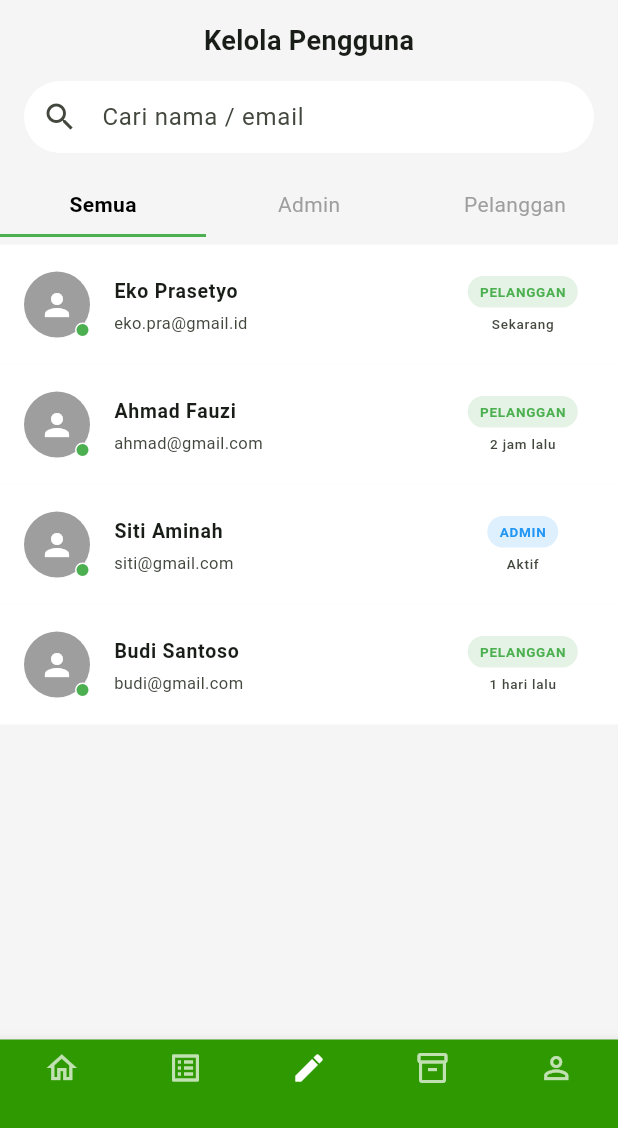
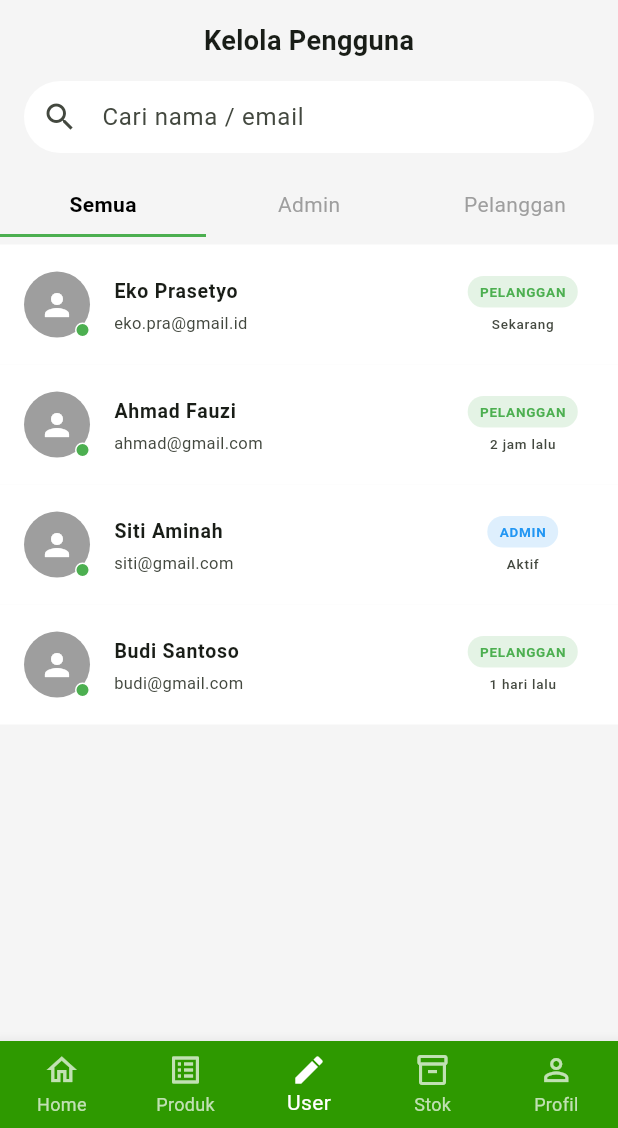
Before and after one commit to devadwikumara-sudo/flutter_application_mbahmeth, a Flutter app: the AdminDashboard screen opened directly, after a tap on "Kelola Pengguna", on a phone screen of 412 x 824 dp, the part 108-1236 px from its top. Run offline on Flutter 3.47's test engine with Material 3 defaults, Android fonts, the phone set to English and light mode, and no system bars.

Commit message:
dashboard and user

```diff
--- a/lib/admin/dashboard.dart
+++ b/lib/admin/dashboard.dart
@@ -1,5 +1,8 @@
 import 'package:flutter/material.dart';
+// Import file-file terkait sesuai struktur folder di gambar
 import 'users_semua.dart';
+// Sesuaikan baris di bawah ini dengan nama file halaman produk Anda
+// import 'admin/admin_crud/presentation/pages/product_list_page.dart';
 
 void main() {
   runApp(const MyApp());
@@ -24,12 +27,11 @@ class AdminDashboard extends StatelessWidget {
   Widget build(BuildContext context) {
     return Scaffold(
       backgroundColor: const Color(0xFFF2F2F2),
-
       appBar: AppBar(
         backgroundColor: Colors.green,
         title: const Text(
           "Admin Dashboard",
-          style: TextStyle(fontSize: 18, fontWeight: FontWeight.bold),
+          style: TextStyle(fontSize: 18, fontWeight: FontWeight.bold, color: Colors.white),
         ),
         actions: const [
           Padding(
@@ -41,12 +43,12 @@ class AdminDashboard extends StatelessWidget {
           )
         ],
       ),
-
       body: SingleChildScrollView(
         padding: const EdgeInsets.all(14),
         child: Column(
           crossAxisAlignment: CrossAxisAlignment.start,
           children: [
+            // Banner Selamat Datang
             Container(
               width: double.infinity,
               padding: const EdgeInsets.all(14),
@@ -68,14 +70,13 @@ class AdminDashboard extends StatelessWidget {
             ),
 
             const SizedBox(height: 20),
-
             const Text(
               "Dashboard",
               style: TextStyle(fontSize: 18, fontWeight: FontWeight.bold),
             ),
-
             const SizedBox(height: 14),
 
+            // Grid Info Statis
             GridView.count(
               crossAxisCount: 2,
               shrinkWrap: true,
@@ -92,21 +93,18 @@ class AdminDashboard extends StatelessWidget {
             ),
 
             const SizedBox(height: 20),
-
             const Text(
               "Menu Cepat",
               style: TextStyle(fontSize: 18, fontWeight: FontWeight.bold),
             ),
-
             const SizedBox(height: 14),
 
+            // Tombol Kelola Pengguna
             InkWell(
               onTap: () {
                 Navigator.push(
                   context,
-                  MaterialPageRoute(
-                    builder: (context) => const UsersSemua(),
-                  ),
+                  MaterialPageRoute(builder: (context) => const UsersSemua()),
                 );
               },
               child: const MenuCard(
@@ -119,16 +117,25 @@ class AdminDashboard extends StatelessWidget {
 
             const SizedBox(height: 12),
 
-            const MenuCard(
-              title: "Kelola Produk",
-              subtitle: "Tambah, edit, atau hapus produk",
-              icon: Icons.inventory_2_outlined,
-              color: Colors.green,
-              textWhite: true,
+            // Tombol Kelola Produk (Menyambung ke admin_crud)
+            InkWell(
+              onTap: () {
+                // Ganti 'ProductListPage' dengan nama class di folder admin_crud Anda
+                // Navigator.push(context, MaterialPageRoute(builder: (context) => const ProductListPage()));
+                print("Navigasi ke admin_crud");
+              },
+              child: const MenuCard(
+                title: "Kelola Produk",
+                subtitle: "Tambah, edit, atau hapus produk",
+                icon: Icons.inventory_2_outlined,
+                color: Colors.green,
+                textWhite: true,
+              ),
             ),
 
             const SizedBox(height: 12),
 
+            // Tombol Kelola Pesanan
             const MenuCard(
               title: "Kelola Pesanan",
               subtitle: "Memproses pesanan pelanggan",
@@ -138,12 +145,10 @@ class AdminDashboard extends StatelessWidget {
 
             const SizedBox(height: 12),
 
+            // Umpan Balik
             Container(
               width: double.infinity,
-              padding: const EdgeInsets.symmetric(
-                horizontal: 16,
-                vertical: 16,
-              ),
+              padding: const EdgeInsets.all(16),
               decoration: BoxDecoration(
                 color: Colors.green,
                 borderRadius: BorderRadius.circular(14),
@@ -153,18 +158,12 @@ class AdminDashboard extends StatelessWidget {
                 children: const [
                   Text(
                     "Umpan Balik Pelanggan",
-                    style: TextStyle(
-                      color: Colors.white,
-                      fontWeight: FontWeight.bold,
-                    ),
+                    style: TextStyle(color: Colors.white, fontWeight: FontWeight.bold),
                   ),
                   CircleAvatar(
                     radius: 14,
                     backgroundColor: Colors.white24,
-                    child: Text(
-                      "3",
-                      style: TextStyle(color: Colors.white),
-                    ),
+                    child: Text("3", style: TextStyle(color: Colors.white)),
                   )
                 ],
               ),
@@ -173,55 +172,41 @@ class AdminDashboard extends StatelessWidget {
         ),
       ),
 
-      // ===== NAVBAR SUDAH BISA KLIK ICON PENSIL =====
+      // ===== NAVBAR DENGAN LOGIKA NAVIGASI =====
       bottomNavigationBar: BottomNavigationBar(
         currentIndex: 0,
         selectedItemColor: Colors.white,
         unselectedItemColor: Colors.white70,
         backgroundColor: Colors.green,
         type: BottomNavigationBarType.fixed,
-
         onTap: (index) {
-          if (index == 2) {
+          if (index == 1) {
+            // Ikon kedua: Ke Produk (admin_crud)
+            print("Navigasi ke Produk List");
+            // Navigator.push(context, MaterialPageRoute(builder: (context) => const ProductListPage()));
+          } else if (index == 2) {
+            // Ikon ketiga: Ke User
             Navigator.push(
               context,
-              MaterialPageRoute(
-                builder: (context) => const UsersSemua(),
-              ),
+              MaterialPageRoute(builder: (context) => const UsersSemua()),
             );
           }
         },
-
         items: const [
-          BottomNavigationBarItem(
-            icon: Icon(Icons.home_outlined),
-            label: "",
-          ),
-          BottomNavigationBarItem(
-            icon: Icon(Icons.list_alt),
-            label: "",
-          ),
-          BottomNavigationBarItem(
-            icon: Icon(Icons.edit),
-            label: "",
-          ),
-          BottomNavigationBarItem(
-            icon: Icon(Icons.inventory_2_outlined),
-            label: "",
-          ),
-          BottomNavigationBarItem(
-            icon: Icon(Icons.person_outline),
-            label: "",
-          ),
+          BottomNavigationBarItem(icon: Icon(Icons.home_outlined), label: "Home"),
+          BottomNavigationBarItem(icon: Icon(Icons.list_alt), label: "Produk"),
+          BottomNavigationBarItem(icon: Icon(Icons.edit), label: "User"),
+          BottomNavigationBarItem(icon: Icon(Icons.inventory_2_outlined), label: "Stok"),
+          BottomNavigationBarItem(icon: Icon(Icons.person_outline), label: "Profil"),
         ],
       ),
     );
   }
 }
 
+// Komponen Card Kecil
 class InfoCard extends StatelessWidget {
   final String title, value;
-
   const InfoCard(this.title, this.value, {super.key});
 
   @override
@@ -238,19 +223,14 @@ class InfoCard extends StatelessWidget {
         children: [
           Text(title, style: const TextStyle(fontSize: 13)),
           const SizedBox(height: 8),
-          Text(
-            value,
-            style: const TextStyle(
-              fontSize: 24,
-              fontWeight: FontWeight.bold,
-            ),
-          ),
+          Text(value, style: const TextStyle(fontSize: 20, fontWeight: FontWeight.bold)),
         ],
       ),
     );
   }
 }
 
+// Komponen Menu List
 class MenuCard extends StatelessWidget {
   final String title, subtitle;
   final IconData icon;
@@ -269,38 +249,28 @@ class MenuCard extends StatelessWidget {
   @override
   Widget build(BuildContext context) {
     final textColor = textWhite ? Colors.white : Colors.black;
-
     return Container(
       padding: const EdgeInsets.all(14),
       decoration: BoxDecoration(
         color: color,
         borderRadius: BorderRadius.circular(14),
+        boxShadow: [
+          BoxShadow(color: Colors.black.withOpacity(0.05), blurRadius: 4, offset: const Offset(0, 2))
+        ],
       ),
       child: Row(
         children: [
           CircleAvatar(
-            backgroundColor: Colors.white24,
-            child: Icon(icon, color: textColor),
+            backgroundColor: textWhite ? Colors.white24 : Colors.green.shade100,
+            child: Icon(icon, color: textWhite ? Colors.white : Colors.green),
           ),
           const SizedBox(width: 12),
           Expanded(
             child: Column(
               crossAxisAlignment: CrossAxisAlignment.start,
               children: [
-                Text(
-                  title,
-                  style: TextStyle(
-                    color: textColor,
-                    fontWeight: FontWeight.bold,
-                  ),
-                ),
-                Text(
-                  subtitle,
-                  style: TextStyle(
-                    color: textColor.withOpacity(0.8),
-                    fontSize: 12,
-                  ),
-                ),
+                Text(title, style: TextStyle(color: textColor, fontWeight: FontWeight.bold)),
+                Text(subtitle, style: TextStyle(color: textColor.withOpacity(0.7), fontSize: 12)),
               ],
             ),
           ),
--- a/lib/admin/users_semua.dart
+++ b/lib/admin/users_semua.dart
@@ -1,4 +1,6 @@
 import 'package:flutter/material.dart';
+// Import halaman produk jika diperlukan untuk navigasi
+// import 'admin/admin_crud/presentation/pages/product_list_page.dart';
 
 class UsersSemua extends StatefulWidget {
   const UsersSemua({super.key});
@@ -54,7 +56,6 @@ class _UsersSemuaState extends State<UsersSemua> {
   Widget build(BuildContext context) {
     return Scaffold(
       backgroundColor: const Color(0xffF5F5F5),
-
       body: SafeArea(
         child: Column(
           children: [
@@ -75,15 +76,12 @@ class _UsersSemuaState extends State<UsersSemua> {
                     ),
                   ),
                   const SizedBox(width: 10),
-
                   const CircleAvatar(
                     radius: 22,
                     backgroundColor: Colors.white,
                     child: Icon(Icons.store, color: Colors.green),
                   ),
-
                   const SizedBox(width: 10),
-
                   const Column(
                     crossAxisAlignment: CrossAxisAlignment.start,
                     children: [
@@ -107,9 +105,7 @@ class _UsersSemuaState extends State<UsersSemua> {
                 ],
               ),
             ),
-
             const SizedBox(height: 14),
-
             const Text(
               "Kelola Pengguna",
               style: TextStyle(
@@ -117,9 +113,7 @@ class _UsersSemuaState extends State<UsersSemua> {
                 fontWeight: FontWeight.bold,
               ),
             ),
-
             const SizedBox(height: 14),
-
             Padding(
               padding: const EdgeInsets.symmetric(horizontal: 16),
               child: TextField(
@@ -128,8 +122,7 @@ class _UsersSemuaState extends State<UsersSemua> {
                   prefixIcon: const Icon(Icons.search),
                   filled: true,
                   fillColor: Colors.white,
-                  contentPadding:
-                      const EdgeInsets.symmetric(vertical: 0),
+                  contentPadding: const EdgeInsets.symmetric(vertical: 0),
                   border: OutlineInputBorder(
                     borderRadius: BorderRadius.circular(30),
                     borderSide: BorderSide.none,
@@ -137,9 +130,7 @@ class _UsersSemuaState extends State<UsersSemua> {
                 ),
               ),
             ),
-
             const SizedBox(height: 14),
-
             Row(
               children: [
                 tabButton("Semua", 0),
@@ -147,7 +138,6 @@ class _UsersSemuaState extends State<UsersSemua> {
                 tabButton("Pelanggan", 2),
               ],
             ),
-
             Row(
               children: [
                 tabLine(0),
@@ -155,15 +145,12 @@ class _UsersSemuaState extends State<UsersSemua> {
                 tabLine(2),
               ],
             ),
-
             const SizedBox(height: 5),
-
             Expanded(
               child: ListView.builder(
                 itemCount: filteredUsers.length,
                 itemBuilder: (context, index) {
                   final user = filteredUsers[index];
-
                   return UserTile(
                     name: user["name"],
                     email: user["email"],
@@ -178,37 +165,39 @@ class _UsersSemuaState extends State<UsersSemua> {
         ),
       ),
 
+      // NAVBAR YANG DISAMAKAN PERSIS
       bottomNavigationBar: BottomNavigationBar(
-        currentIndex: 2,
+        currentIndex: 2, // Posisi aktif di ikon 'User'
         backgroundColor: const Color(0xff2E9900),
         selectedItemColor: Colors.white,
         unselectedItemColor: Colors.white70,
         type: BottomNavigationBarType.fixed,
         onTap: (index) {
           if (index == 0) {
-            Navigator.pop(context);
+            Navigator.pop(context); // Kembali ke Home/Dashboard
           }
+          // Tambahkan navigasi index lain jika diperlukan di sini
         },
         items: const [
           BottomNavigationBarItem(
             icon: Icon(Icons.home_outlined),
-            label: "",
+            label: "Home",
           ),
           BottomNavigationBarItem(
             icon: Icon(Icons.list_alt),
-            label: "",
+            label: "Produk",
           ),
           BottomNavigationBarItem(
             icon: Icon(Icons.edit),
-            label: "",
+            label: "User",
           ),
           BottomNavigationBarItem(
             icon: Icon(Icons.inventory_2_outlined),
-            label: "",
+            label: "Stok",
           ),
           BottomNavigationBarItem(
             icon: Icon(Icons.person_outline),
-            label: "",
+            label: "Profil",
           ),
         ],
       ),
@@ -217,7 +206,6 @@ class _UsersSemuaState extends State<UsersSemua> {
 
   Widget tabButton(String text, int index) {
     final active = selectedTab == index;
-
     return Expanded(
       child: InkWell(
         onTap: () {
@@ -232,8 +220,7 @@ class _UsersSemuaState extends State<UsersSemua> {
               text,
               style: TextStyle(
                 fontSize: 14,
-                fontWeight:
-                    active ? FontWeight.bold : FontWeight.normal,
+                fontWeight: active ? FontWeight.bold : FontWeight.normal,
                 color: active ? Colors.black : Colors.grey,
               ),
             ),
@@ -247,8 +234,7 @@ class _UsersSemuaState extends State<UsersSemua> {
     return Expanded(
       child: Container(
         height: 2,
-        color:
-            selectedTab == index ? Colors.green : Colors.transparent,
+        color: selectedTab == index ? Colors.green : Colors.transparent,
       ),
     );
   }
@@ -274,9 +260,7 @@ class UserTile extends StatelessWidget {
   Widget build(BuildContext context) {
     return ListTile(
       tileColor: Colors.white,
-      contentPadding:
-          const EdgeInsets.symmetric(horizontal: 16, vertical: 4),
-
+      contentPadding: const EdgeInsets.symmetric(horizontal: 16, vertical: 4),
       leading: Stack(
         children: [
           const CircleAvatar(
@@ -299,7 +283,6 @@ class UserTile extends StatelessWidget {
           ),
         ],
       ),
-
       title: Text(
         name,
         style: const TextStyle(
@@ -307,12 +290,10 @@ class UserTile extends StatelessWidget {
           fontSize: 13,
         ),
       ),
-
       subtitle: Text(
         email,
         style: const TextStyle(fontSize: 11),
       ),
-
       trailing: SizedBox(
         width: 95,
         child: Column(
```
